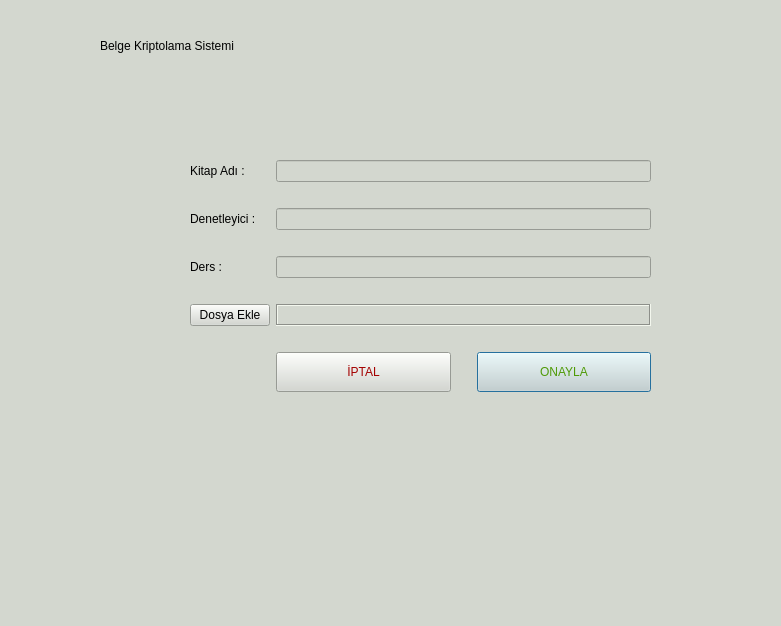
The window that ui/add_book.ui (OgiBalboa/E-Book_Cryptology) describes before a commit, drawn with Qt 5.
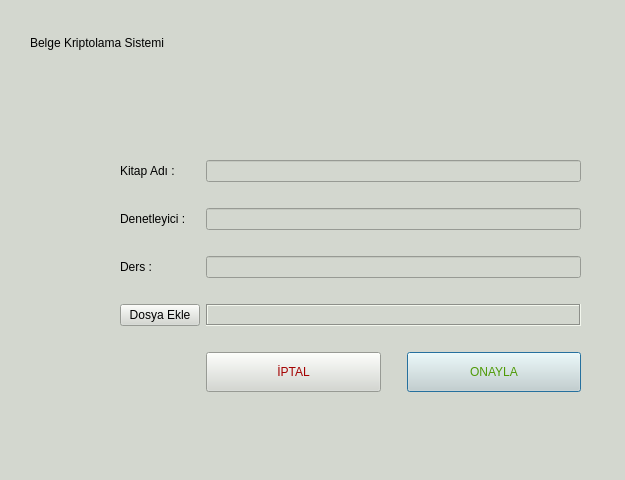
The same window after the commit. Icons and pictures are not drawn.

Commit message: "Admin panel , add book, new ui's"

The edit to the form file:
```diff
--- a/ui/add_book.ui
+++ b/ui/add_book.ui
@@ -9,10 +9,28 @@
    <rect>
     <x>0</x>
     <y>0</y>
-    <width>781</width>
-    <height>626</height>
+    <width>625</width>
+    <height>480</height>
    </rect>
   </property>
+  <property name="sizePolicy">
+   <sizepolicy hsizetype="Maximum" vsizetype="Maximum">
+    <horstretch>0</horstretch>
+    <verstretch>0</verstretch>
+   </sizepolicy>
+  </property>
+  <property name="minimumSize">
+   <size>
+    <width>625</width>
+    <height>480</height>
+   </size>
+  </property>
+  <property name="maximumSize">
+   <size>
+    <width>625</width>
+    <height>480</height>
+   </size>
+  </property>
   <property name="windowTitle">
    <string>YÖNETİCİ PANELİ - KİTAP EKLE</string>
   </property>
@@ -33,48 +51,19 @@
    <bool>false</bool>
   </property>
   <widget class="QWidget" name="centralwidget">
-   <widget class="QLabel" name="label">
-    <property name="geometry">
-     <rect>
-      <x>350</x>
-      <y>0</y>
-      <width>341</width>
-      <height>91</height>
-     </rect>
-    </property>
-    <property name="styleSheet">
-     <string notr="true">background-color: rgb(211, 215, 207);</string>
-    </property>
-    <property name="text">
-     <string/>
-    </property>
-    <property name="pixmap">
-     <pixmap resource="../res/logos.qrc">:/tf_logo/img/tf.png</pixmap>
-    </property>
-    <property name="scaledContents">
-     <bool>true</bool>
-    </property>
-   </widget>
-   <widget class="QLabel" name="label_2">
-    <property name="geometry">
-     <rect>
-      <x>100</x>
-      <y>10</y>
-      <width>231</width>
-      <height>71</height>
-     </rect>
-    </property>
-    <property name="styleSheet">
-     <string notr="true">font: 63 14pt &quot;URW Gothic&quot;;</string>
-    </property>
-    <property name="text">
-     <string>Belge Kriptolama Sistemi</string>
-    </property>
-   </widget>
+   <property name="enabled">
+    <bool>true</bool>
+   </property>
+   <property name="sizePolicy">
+    <sizepolicy hsizetype="Expanding" vsizetype="Expanding">
+     <horstretch>0</horstretch>
+     <verstretch>0</verstretch>
+    </sizepolicy>
+   </property>
    <widget class="QLabel" name="label_3">
     <property name="geometry">
      <rect>
-      <x>100</x>
+      <x>30</x>
       <y>150</y>
       <width>81</width>
       <height>91</height>
@@ -87,10 +76,10 @@
      <pixmap resource="../res/logos.qrc">:/book/img/book.png</pixmap>
     </property>
    </widget>
-   <widget class="QWidget" name="">
+   <widget class="QWidget" name="layoutWidget">
     <property name="geometry">
      <rect>
-      <x>190</x>
+      <x>120</x>
       <y>160</y>
       <width>461</width>
       <height>268</height>
@@ -205,6 +194,62 @@
      </item>
     </layout>
    </widget>
+   <widget class="QWidget" name="">
+    <property name="geometry">
+     <rect>
+      <x>30</x>
+      <y>0</y>
+      <width>573</width>
+      <height>86</height>
+     </rect>
+    </property>
+    <layout class="QHBoxLayout" name="horizontalLayout_2">
+     <item>
+      <widget class="QLabel" name="label_2">
+       <property name="styleSheet">
+        <string notr="true">font: 63 14pt &quot;URW Gothic&quot;;</string>
+       </property>
+       <property name="text">
+        <string>Belge Kriptolama Sistemi</string>
+       </property>
+      </widget>
+     </item>
+     <item>
+      <widget class="QLabel" name="label">
+       <property name="sizePolicy">
+        <sizepolicy hsizetype="Expanding" vsizetype="Expanding">
+         <horstretch>0</horstretch>
+         <verstretch>0</verstretch>
+        </sizepolicy>
+       </property>
+       <property name="maximumSize">
+        <size>
+         <width>341</width>
+         <height>84</height>
+        </size>
+       </property>
+       <property name="baseSize">
+        <size>
+         <width>341</width>
+         <height>91</height>
+        </size>
+       </property>
+       <property name="styleSheet">
+        <string notr="true">background-color: rgb(211, 215, 207);</string>
+       </property>
+       <property name="text">
+        <string/>
+       </property>
+       <property name="pixmap">
+        <pixmap resource="../res/logos.qrc">:/tf_logo/img/tf.png</pixmap>
+       </property>
+       <property name="scaledContents">
+        <bool>true</bool>
+       </property>
+      </widget>
+     </item>
+    </layout>
+   </widget>
   </widget>
   <widget class="QStatusBar" name="statusbar"/>
   <widget class="QMenuBar" name="menubar">
```
Left out of the diff: 2 changed lines with no effect on the pictures. The commit also changes 6 other files.
